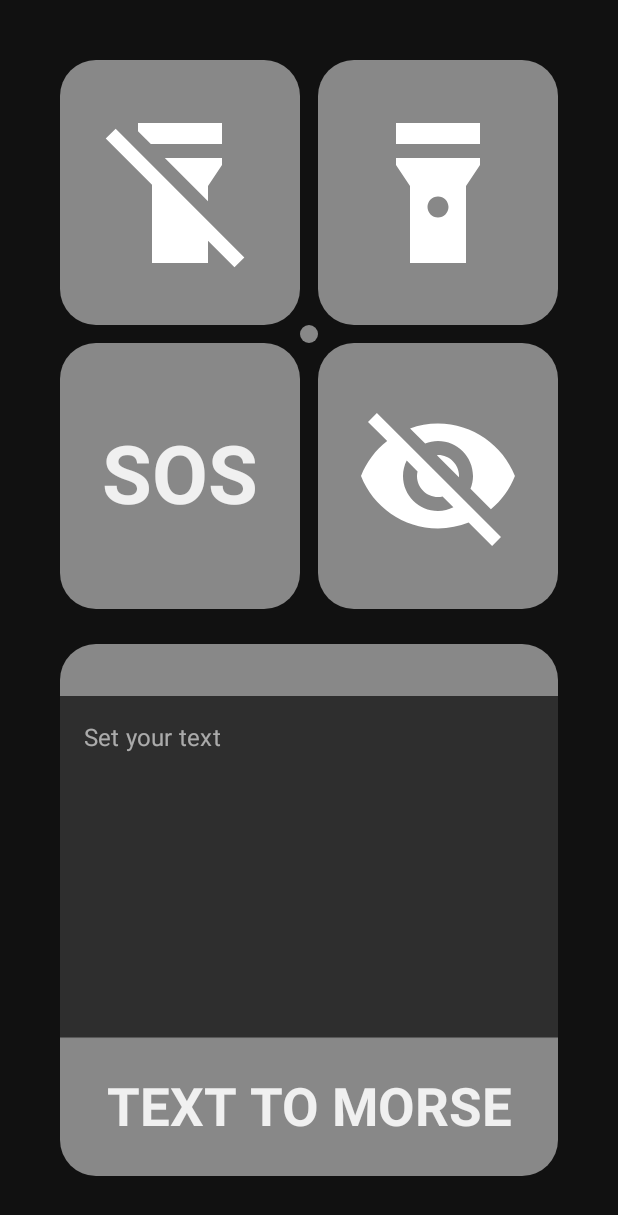
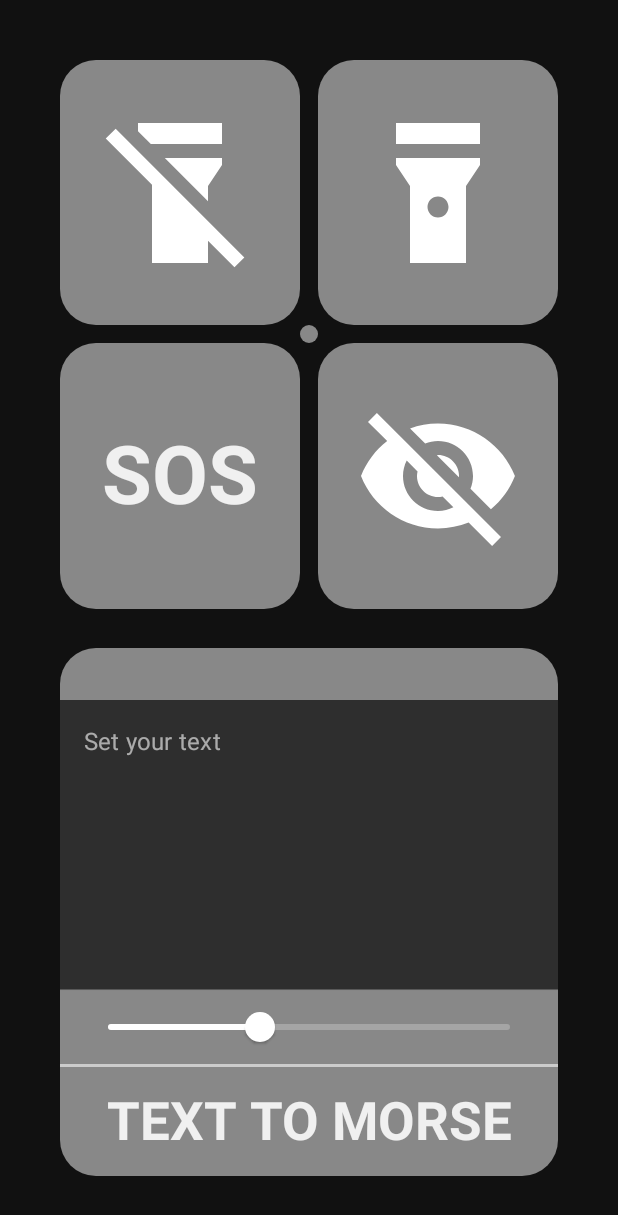
Before and after one commit to DEZZOMORF/morse-flashlight, an Android app built with Jetpack Compose: the screen it shows after launch (MainActivity), on a phone screen of 412 x 824 dp. Shown: the top 1215 px of the screen. Run offline under Robolectric (Android 15) with nearby library versions, the phone set to English and light mode, and no system bars; our stand-ins replace Dagger/Hilt's generated code, accompanist; libraries missing offline, so code that uses them is left out: com.google.android.play; 3 statements that could not run were skipped.

Commit message:
Added morse speed slider

```diff
--- a/app/build.gradle
+++ b/app/build.gradle
@@ -27,8 +27,6 @@ android {
             shrinkResources true
             minifyEnabled true
             proguardFiles getDefaultProguardFile('proguard-android.txt'), 'proguard-rules.pro'
-
-            buildConfigField("long", "MORSE_DOT_DELAY", "200")
         }
         debug {
             debuggable true
@@ -36,8 +34,6 @@ android {
             minifyEnabled false
             proguardFiles getDefaultProguardFile('proguard-android.txt'), 'proguard-rules.pro'
             versionNameSuffix "-debug"
-
-            buildConfigField("long", "MORSE_DOT_DELAY", "2")
         }
     }
     compileOptions {
--- a/app/src/main/java/com/dezzomorf/morseflashlight/activity/MainActivity.kt
+++ b/app/src/main/java/com/dezzomorf/morseflashlight/activity/MainActivity.kt
@@ -70,7 +70,8 @@ class MainActivity : ComponentActivity() {
                         ) {
                             MorseUi(
                                 morseText = morseTextState,
-                                onAction = mainViewModel::onAction
+                                onAction = mainViewModel::onAction,
+                                morseSpeed = mainViewModel::setSpeed
                             )
                         }
                     }
--- a/app/src/main/java/com/dezzomorf/morseflashlight/ui/MorseUi.kt
+++ b/app/src/main/java/com/dezzomorf/morseflashlight/ui/MorseUi.kt
@@ -5,9 +5,7 @@ import androidx.compose.foundation.layout.*
 import androidx.compose.foundation.shape.RoundedCornerShape
 import androidx.compose.foundation.text.KeyboardActions
 import androidx.compose.foundation.text.KeyboardOptions
-import androidx.compose.material.Text
-import androidx.compose.material.TextField
-import androidx.compose.material.TextFieldDefaults
+import androidx.compose.material.*
 import androidx.compose.runtime.*
 import androidx.compose.runtime.saveable.rememberSaveable
 import androidx.compose.ui.Alignment
@@ -27,12 +25,14 @@ import androidx.compose.ui.unit.sp
 import com.dezzomorf.morseflashlight.R
 import com.dezzomorf.morseflashlight.`object`.FlashlightAction
 import com.dezzomorf.morseflashlight.ui.theme.defaultContentPadding
+import com.dezzomorf.morseflashlight.viewmodel.MainViewModel
 
 @OptIn(ExperimentalComposeUiApi::class)
 @Composable
 fun MorseUi(
     morseText: String,
-    onAction: (FlashlightAction) -> Unit
+    onAction: (FlashlightAction) -> Unit,
+    morseSpeed: (Float) -> Unit
 ) {
     var text by rememberSaveable { mutableStateOf("") }
     val keyboardController = LocalSoftwareKeyboardController.current
@@ -49,33 +49,13 @@ fun MorseUi(
                 .weight(1f)
                 .align(Alignment.Start)
         ) {
-            var lastVisibleTextIndex by rememberSaveable { mutableStateOf(0) }
-            if (morseText.length < lastVisibleTextIndex) lastVisibleTextIndex = 0
-            val trimmedText = morseText.substring(lastVisibleTextIndex)
-            Text(
-                text = trimmedText,
-                maxLines = 1,
-                softWrap = false,
-                modifier = Modifier
-                    .fillMaxWidth()
-                    .align(Alignment.Bottom)
-                    .clip(shape = RoundedCornerShape(24.dp, 24.dp, 0.dp, 0.dp))
-                    .background(Color.Gray)
-                    .padding(horizontal = 16.dp, vertical = 8.dp),
-                onTextLayout = { textLayoutResult ->
-                    if (textLayoutResult.hasVisualOverflow) {
-                        lastVisibleTextIndex += textLayoutResult.getLineEnd(
-                            lineIndex = 0,
-                            visibleEnd = true
-                        ) - 1
-                    }
-                }
-            )
+            MorseTextProgress(morseText)
         }
+
         Row(
             modifier = Modifier
                 .fillMaxSize()
-                .weight(5f)
+                .weight(4f)
         ) {
             TextField(
                 value = text,
@@ -86,7 +66,7 @@ fun MorseUi(
                 colors = TextFieldDefaults.textFieldColors(
                     focusedLabelColor = Color.White,
                     cursorColor = Color.White,
-                    focusedIndicatorColor = Color.White
+                    focusedIndicatorColor = Color.Transparent
                 ),
                 keyboardActions = KeyboardActions(
                     onDone = {
@@ -97,12 +77,31 @@ fun MorseUi(
                 modifier = Modifier.fillMaxSize()
             )
         }
+
         Row(
             modifier = Modifier
                 .fillMaxSize()
-                .weight(2f)
+                .weight(1f)
         ) {
-            MorseButton(Modifier.fillMaxSize()) {
+            MorseSpeedSlider(morseSpeed)
+        }
+
+        Spacer(
+            modifier = Modifier
+                .fillMaxWidth()
+                .height(2.dp)
+                .background(Color.LightGray)
+        )
+
+        Row(
+            modifier = Modifier
+                .fillMaxSize()
+                .weight(1.5f)
+        ) {
+            MorseButton(
+                Modifier
+                    .fillMaxSize()
+                    .align(Alignment.CenterVertically)) {
                 onAction(FlashlightAction.Morse(text, false))
             }
         }
@@ -122,6 +121,7 @@ fun MorseButton(modifier: Modifier = Modifier, onClick: () -> Unit) {
     BottomRoundCornerButton(
         onClick = onClick,
         modifier = modifier
+            .fillMaxSize()
     ) {
         Text(
             text = stringResource(R.string.text_to_morse),
@@ -129,8 +129,9 @@ fun MorseButton(modifier: Modifier = Modifier, onClick: () -> Unit) {
             maxLines = 1,
             softWrap = false,
             modifier = Modifier
+                .fillMaxWidth()
                 .align(Alignment.Center)
-                .padding(horizontal = defaultContentPadding, vertical = 4.dp)
+                .padding(horizontal = defaultContentPadding)
                 .drawWithContent {
                     if (readyToDraw) drawContent()
                 },
@@ -144,3 +145,58 @@ fun MorseButton(modifier: Modifier = Modifier, onClick: () -> Unit) {
         )
     }
 }
+
+@Composable
+fun MorseTextProgress(morseText: String) {
+    Box(
+        modifier = Modifier
+            .fillMaxSize()
+    ) {
+        var lastVisibleTextIndex by rememberSaveable { mutableStateOf(0) }
+        if (morseText.length < lastVisibleTextIndex) lastVisibleTextIndex = 0
+        val trimmedText = morseText.substring(lastVisibleTextIndex)
+        Text(
+            text = trimmedText,
+            maxLines = 1,
+            softWrap = false,
+            modifier = Modifier
+                .fillMaxWidth()
+                .align(Alignment.BottomStart)
+                .clip(shape = RoundedCornerShape(24.dp, 24.dp, 0.dp, 0.dp))
+                .background(Color.Gray)
+                .padding(horizontal = 16.dp, vertical = 8.dp),
+            onTextLayout = { textLayoutResult ->
+                if (textLayoutResult.hasVisualOverflow) {
+                    lastVisibleTextIndex += textLayoutResult.getLineEnd(
+                        lineIndex = 0,
+                        visibleEnd = true
+                    ) - 1
+                }
+            }
+        )
+    }
+}
+
+@Composable
+fun MorseSpeedSlider(morseSpeed: (Float) -> Unit){
+    var sliderPosition by remember { mutableStateOf(MainViewModel.SPEED) }
+    Box(modifier = Modifier.fillMaxSize()) {
+        Slider(
+            value = sliderPosition,
+            valueRange = 0.2f..1f,
+            colors = SliderDefaults.colors(
+                thumbColor = Color.White,
+                activeTrackColor = Color.White
+            ),
+            onValueChange = {
+                sliderPosition = it
+                morseSpeed(1.2f - it)
+            },
+            modifier = Modifier
+                .fillMaxSize()
+                .clip(shape = RoundedCornerShape(0.dp, 0.dp, 0.dp, 0.dp))
+                .background(Color.Gray)
+                .padding(horizontal = defaultContentPadding)
+        )
+    }
+}
--- a/app/src/main/java/com/dezzomorf/morseflashlight/viewmodel/MainViewModel.kt
+++ b/app/src/main/java/com/dezzomorf/morseflashlight/viewmodel/MainViewModel.kt
@@ -3,7 +3,6 @@ package com.dezzomorf.morseflashlight.viewmodel
 import android.app.Application
 import androidx.lifecycle.AndroidViewModel
 import androidx.lifecycle.viewModelScope
-import com.dezzomorf.morseflashlight.BuildConfig
 import com.dezzomorf.morseflashlight.`object`.FlashlightAction
 import com.dezzomorf.morseflashlight.`object`.MorseCode
 import com.dezzomorf.morseflashlight.`object`.MorseSymbol
@@ -24,11 +23,13 @@ class MainViewModel @Inject constructor(
 ) : AndroidViewModel(context) {
 
     companion object {
-        const val MORSE_DOT_DELAY = BuildConfig.MORSE_DOT_DELAY
-        const val MORSE_DASH_DELAY = MORSE_DOT_DELAY * 3
-        const val MORSE_SYMBOL_PAUSE_DELAY = MORSE_DOT_DELAY
-        const val MORSE_LETTER_PAUSE_DELAY = MORSE_DOT_DELAY * 2
-        const val MORSE_WORD_PAUSE_DELAY = MORSE_DOT_DELAY * 4
+        private const val MORSE_DEFAULT_DELAY = 700
+        var SPEED = 0.5f
+        val MORSE_DOT_DELAY: Long get() = (MORSE_DEFAULT_DELAY * SPEED).toLong()
+        val MORSE_DASH_DELAY: Long get() = MORSE_DOT_DELAY * 3
+        val MORSE_SYMBOL_PAUSE_DELAY: Long get() = MORSE_DOT_DELAY
+        val MORSE_LETTER_PAUSE_DELAY: Long get() = MORSE_DOT_DELAY * 2
+        val MORSE_WORD_PAUSE_DELAY: Long get() = MORSE_DOT_DELAY * 4
         const val STROBOSCOPE_DELAY = 50L
         const val DEFAULT_TEXT = " "
     }
@@ -55,6 +56,10 @@ class MainViewModel @Inject constructor(
         }
     }
 
+    fun setSpeed(s:Float) {
+        SPEED = s
+    }
+
     private fun turnOffFlashlight() {
         torchManager.turnOffFlashlight()
         _flashlightState.value = false
@@ -79,7 +84,7 @@ class MainViewModel @Inject constructor(
         morseScope = viewModelScope.launch {
             morseCodes.forEach { morseCode ->
 
-                _morseTextState.value += when(morseCode) {
+                _morseTextState.value += when (morseCode) {
                     MorseCode.SPACE -> " "
                     else -> morseCode.name
                 }
```
